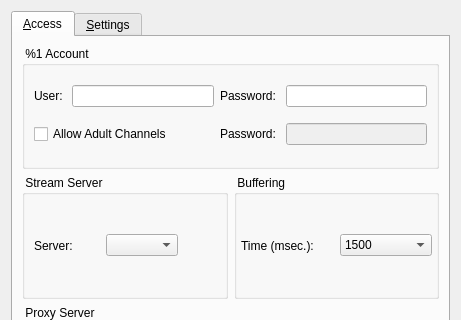
Before: the Qt Designer form vlc-record/forms/csettingsdlg.ui in code-google-com/vlc-record, drawn with Qt 5; both pictures show x 0 to 461 and y 0 to 320 of the 461 by 478 pixel window.
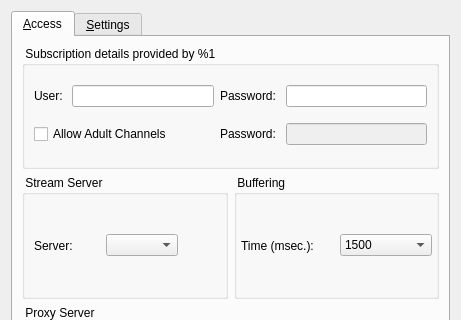
After: the same form once the commit is applied. Icons and pictures are not drawn.

```diff
--- a/vlc-record/forms/csettingsdlg.ui
+++ b/vlc-record/forms/csettingsdlg.ui
@@ -30,7 +30,7 @@
        <item row="0" column="0" colspan="2">
         <widget class="QGroupBox" name="groupAccount">
          <property name="title">
-          <string> %1 Account </string>
+          <string> Subscription details provided by %1 </string>
          </property>
          <layout class="QGridLayout" name="gridLayout_4">
           <item row="0" column="0">
```
Left out of the diff: 12 changed lines with no effect on the pictures.
